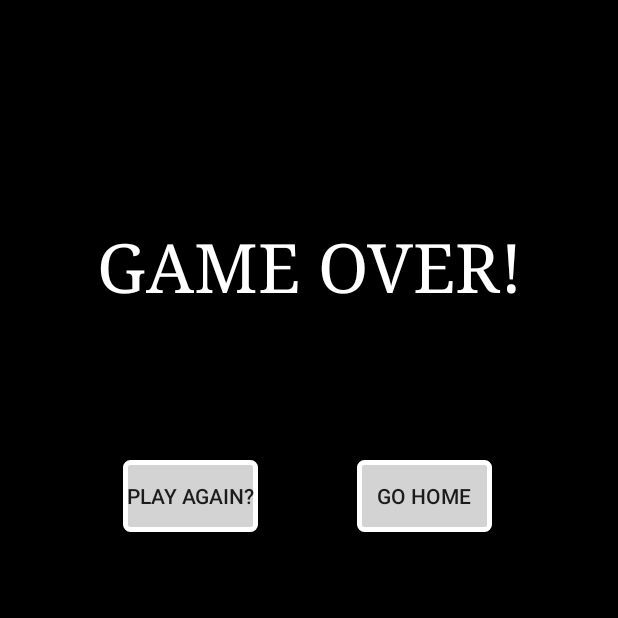
After one commit to Raveoli/Quizgame, an Android app: the gameOver screen opened directly, with no data from a screen before it, on a phone screen of 412 x 824 dp, the top half of it. The commit adds this screen. Run offline under Robolectric (Android 15) with nearby library versions, the phone set to English and light mode, and no system bars.

Commit message:
Added flick gesture functionality. Added game over screen.

```diff
--- a/app/src/main/AndroidManifest.xml
+++ b/app/src/main/AndroidManifest.xml
@@ -25,7 +25,8 @@
         <activity android:name=".HighscoresActivity" />
         <activity android:name=".HelpActivity" />
         <activity android:name=".SettingsActivity" />
-        <activity android:name=".highScoreName"></activity>
+        <activity android:name=".highScoreName" />
+        <activity android:name=".gameOver"></activity>
     </application>
 
 </manifest>
--- /dev/null
+++ b/app/src/main/java/com/example/quizgame/gameOver.java
@@ -0,0 +1,24 @@
+package com.example.quizgame;
+
+import android.content.Intent;
+import android.support.v7.app.AppCompatActivity;
+import android.os.Bundle;
+import android.view.View;
+
+public class gameOver extends AppCompatActivity {
+
+    @Override
+    protected void onCreate(Bundle savedInstanceState) {
+        super.onCreate(savedInstanceState);
+        setContentView(R.layout.activity_game_over);
+    }
+
+    public void onPlayAgainClick(View view){
+        Intent playagainIntent = new Intent(this, Questions.class);
+        startActivity(playagainIntent);
+    }
+    public void onGoHomeClick(View view){
+        Intent gohomeIntent = new Intent(this, MainActivity.class);
+        startActivity(gohomeIntent);
+    }
+}
--- /dev/null
+++ b/app/src/main/res/layout/activity_game_over.xml
@@ -0,0 +1,52 @@
+<?xml version="1.0" encoding="utf-8"?>
+<RelativeLayout xmlns:android="http://schemas.android.com/apk/res/android"
+    xmlns:tools="http://schemas.android.com/tools"
+    android:id="@+id/activity_high_score_name"
+    android:layout_width="match_parent"
+    android:layout_height="match_parent"
+    android:paddingBottom="@dimen/activity_vertical_margin"
+    android:paddingLeft="@dimen/activity_horizontal_margin"
+    android:paddingRight="@dimen/activity_horizontal_margin"
+    android:paddingTop="@dimen/activity_vertical_margin"
+    tools:context="com.example.quizgame.highScoreName"
+    android:background="@android:color/black" >
+
+    <TextView
+        android:text="GAME OVER!"
+        android:layout_width="wrap_content"
+        android:layout_height="wrap_content"
+        android:layout_marginTop="131dp"
+        android:id="@+id/highScoreText"
+        android:textAppearance="@style/TextAppearance.AppCompat.Display2"
+        android:typeface="serif"
+        android:gravity="center"
+        android:textColor="@android:color/white"
+        android:layout_alignParentTop="true"
+        android:layout_centerHorizontal="true" />
+
+    <Button
+        android:text="Play Again?"
+        android:layout_width="90dp"
+        android:layout_height="wrap_content"
+        android:layout_below="@+id/highScoreText"
+        android:layout_alignStart="@+id/highScoreText"
+        android:layout_marginStart="18dp"
+        android:layout_marginTop="100dp"
+        android:background="@drawable/commonbutton"
+        android:onClick="onPlayAgainClick"
+        android:id="@+id/playAgainButton" />
+
+    <Button
+        android:text="Go Home"
+        android:layout_width="90dp"
+        android:layout_height="wrap_content"
+        android:layout_alignTop="@+id/playAgainButton"
+        android:layout_alignEnd="@+id/highScoreText"
+        android:layout_marginEnd="20dp"
+        android:background="@drawable/commonbutton"
+        android:onClick="onGoHomeClick"
+        android:id="@+id/goHome"
+        android:layout_alignBottom="@+id/playAgainButton" />
+
+
+</RelativeLayout>
```
Also changed, not shown: app/src/main/java/com/example/quizgame/Questions.java (+197 -14 lines), app/src/main/res/layout/activity_questions.xml (+5 -3 lines).
